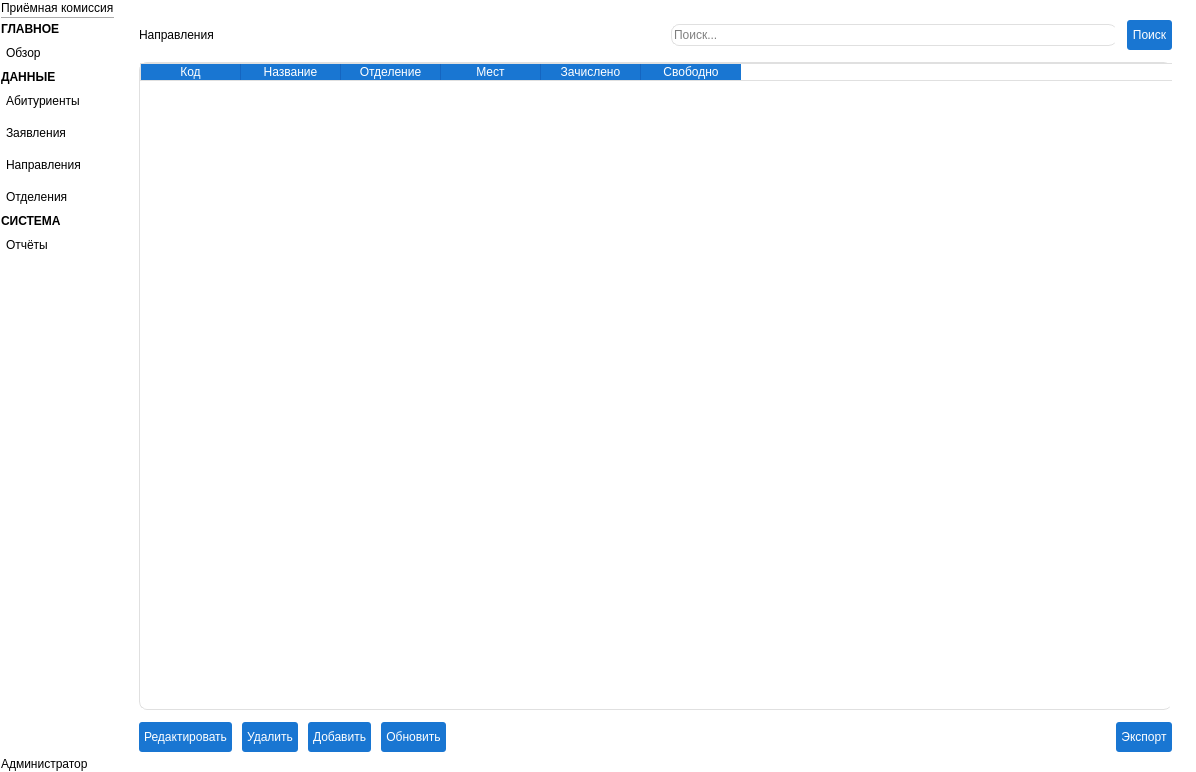
Panamka207/applicant_tracking, file ui/main_window.ui: the form before one commit.
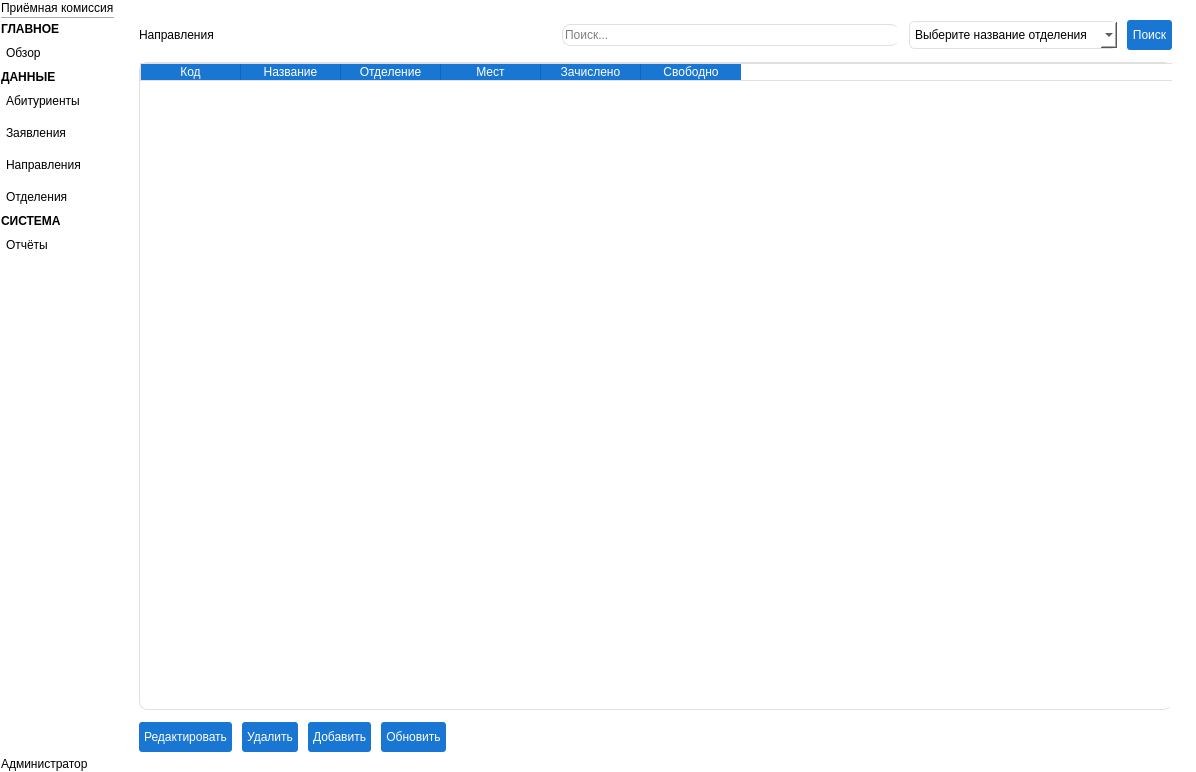
The form after the commit. The open tabs and pages were chosen to show the change.

Diff of the .ui file:
```diff
--- a/ui/main_window.ui
+++ b/ui/main_window.ui
@@ -1063,6 +1063,15 @@
             </property>
            </widget>
           </item>
+          <item>
+           <widget class="QComboBox" name="cmbDirection">
+            <item>
+             <property name="text">
+              <string>Выберите название отделения</string>
+             </property>
+            </item>
+           </widget>
+          </item>
           <item>
            <widget class="QPushButton" name="btnSearchDirection">
             <property name="text">
@@ -1167,13 +1176,6 @@
             </property>
            </spacer>
           </item>
-          <item>
-           <widget class="QPushButton" name="btnExportDirections">
-            <property name="text">
-             <string>Экспорт</string>
-            </property>
-           </widget>
-          </item>
          </layout>
         </item>
        </layout>
```
Left out of the diff: 16 changed lines with no effect on the pictures.
